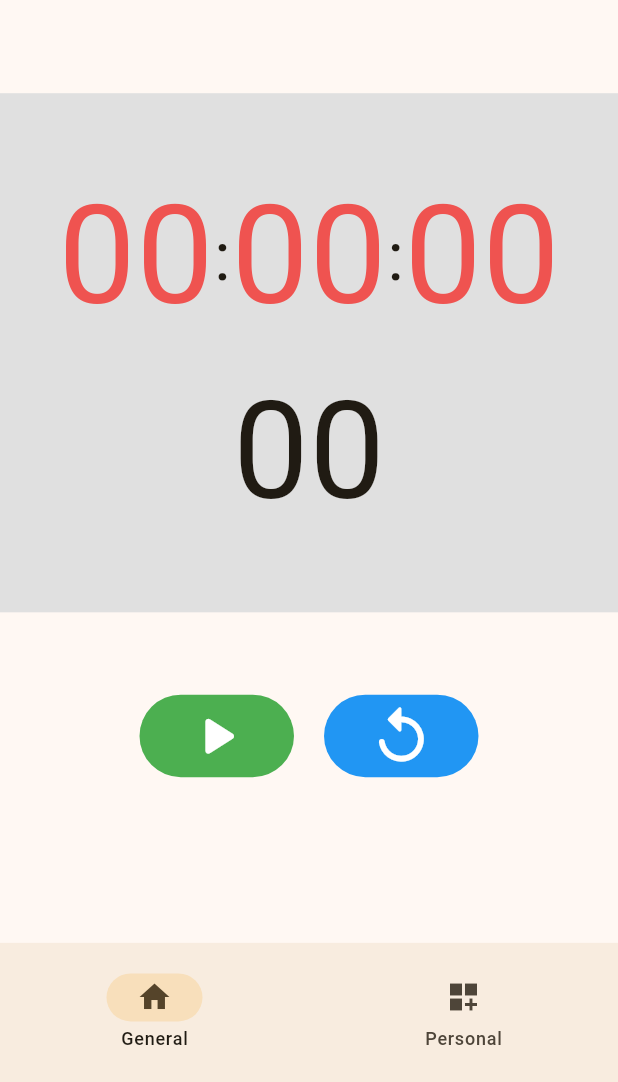
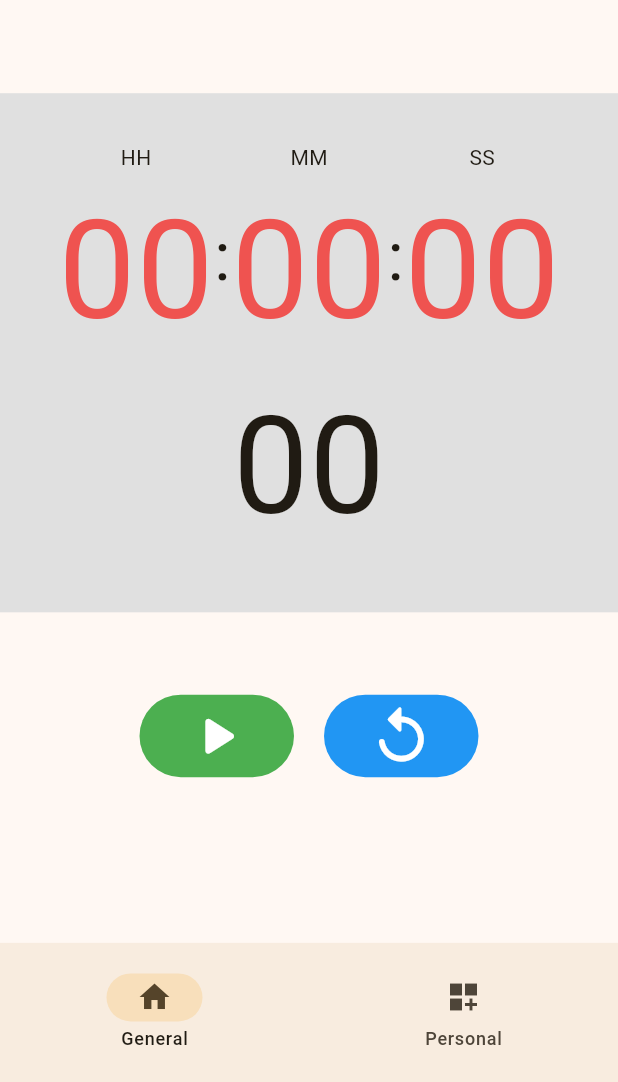
Before and after one commit to edunickdev/cronoApp, a Flutter app: the screen it shows after launch, on a phone screen of 412 x 824 dp, the part 154-1236 px from its top. Run offline on Flutter 3.47's test engine with Material 3 defaults, Android fonts, the phone set to English and light mode, and no system bars; our stand-ins replace animate_do, circular_countdown_timer, flutter_riverpod, flutter_speed_dial, go_router, sqflite; accounts and stored records are empty.

Commit message:
funcionalidad completada al 100%

```diff
--- a/cronoapp/lib/main.dart
+++ b/cronoapp/lib/main.dart
@@ -67,7 +67,7 @@ class MyApp extends ConsumerWidget {
                 cycles: ref.read(cyclesAmount.notifier).state);
           }
 
-          return CycleRunningScreen(currenConfig: myData);
+          return CycleRunningScreen(currentConfig: myData);
         }
       },
     );
--- a/cronoapp/lib/main_chronometer/main_chronometer.dart
+++ b/cronoapp/lib/main_chronometer/main_chronometer.dart
@@ -120,7 +120,14 @@ class CustomField extends ConsumerWidget {
           ),
         );
       },
-      child: Text(
+      child: Column(
+        children: [
+          Text(text == "Horas"
+              ? "HH"
+              : text == "Minutos"
+                  ? "MM"
+                  : "SS"),
+          Text(
             value.length == 1 ? "0$value" : value,
             style: TextStyle(
               fontSize: diagonal * 0.1,
@@ -131,6 +138,8 @@ class CustomField extends ConsumerWidget {
                   : Colors.red[400],
             ),
           ),
+        ],
+      ),
     );
   }
 }
--- a/cronoapp/lib/main_chronometer/timers_widget.dart
+++ b/cronoapp/lib/main_chronometer/timers_widget.dart
@@ -22,7 +22,7 @@ class TimersWidget extends ConsumerWidget {
           mainAxisAlignment: MainAxisAlignment.center,
           children: [
             Padding(
-              padding: const EdgeInsets.symmetric(horizontal: 5),
+              padding: const EdgeInsets.symmetric(horizontal: 2),
               child: Row(
                 mainAxisAlignment: MainAxisAlignment.center,
                 children: [
@@ -35,9 +35,16 @@ class TimersWidget extends ConsumerWidget {
                               value: hours,
                               diagonal: currentDiagonal,
                             )
-                          : Text(
-                              hours,
-                              style: TextStyle(fontSize: currentDiagonal * 0.1),
+                          : Column(
+                              mainAxisAlignment: MainAxisAlignment.center,
+                              children: [
+                                const Text("HH"),
+                                Text(
+                                  hours,
+                                  style: TextStyle(
+                                      fontSize: currentDiagonal * 0.1),
+                                ),
+                              ],
                             );
                     },
                   ),
@@ -49,8 +56,15 @@ class TimersWidget extends ConsumerWidget {
                             text: "Minutos",
                             value: minutes,
                             diagonal: currentDiagonal)
-                        : Text(minutes,
-                            style: TextStyle(fontSize: currentDiagonal * 0.1));
+                        : Column(
+                            mainAxisAlignment: MainAxisAlignment.center,
+                            children: [
+                              const Text("MM"),
+                              Text(minutes,
+                                  style: TextStyle(
+                                      fontSize: currentDiagonal * 0.1)),
+                            ],
+                          );
                   }),
                   Text(":", style: TextStyle(fontSize: currentDiagonal * 0.05)),
                   Consumer(builder: (context, ref, child) {
@@ -60,8 +74,15 @@ class TimersWidget extends ConsumerWidget {
                             text: "Segundos",
                             value: seconds,
                             diagonal: currentDiagonal)
-                        : Text(seconds,
-                            style: TextStyle(fontSize: currentDiagonal * 0.1));
+                        : Column(
+                            mainAxisAlignment: MainAxisAlignment.center,
+                            children: [
+                              const Text("SS"),
+                              Text(seconds,
+                                  style: TextStyle(
+                                      fontSize: currentDiagonal * 0.1)),
+                            ],
+                          );
                   }),
                 ],
               ),
```
Also changed, not shown: cronoapp/lib/presentation/screens/running_screen.dart (+52 -23 lines). Lines whose indentation alone changed are shown as unchanged.
